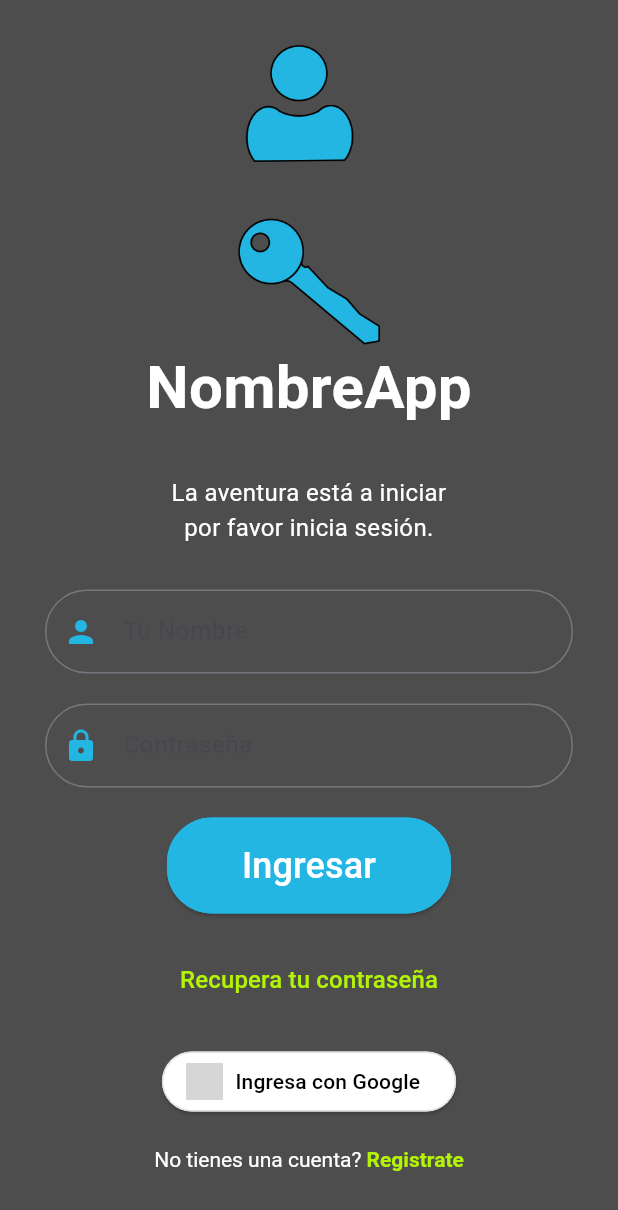
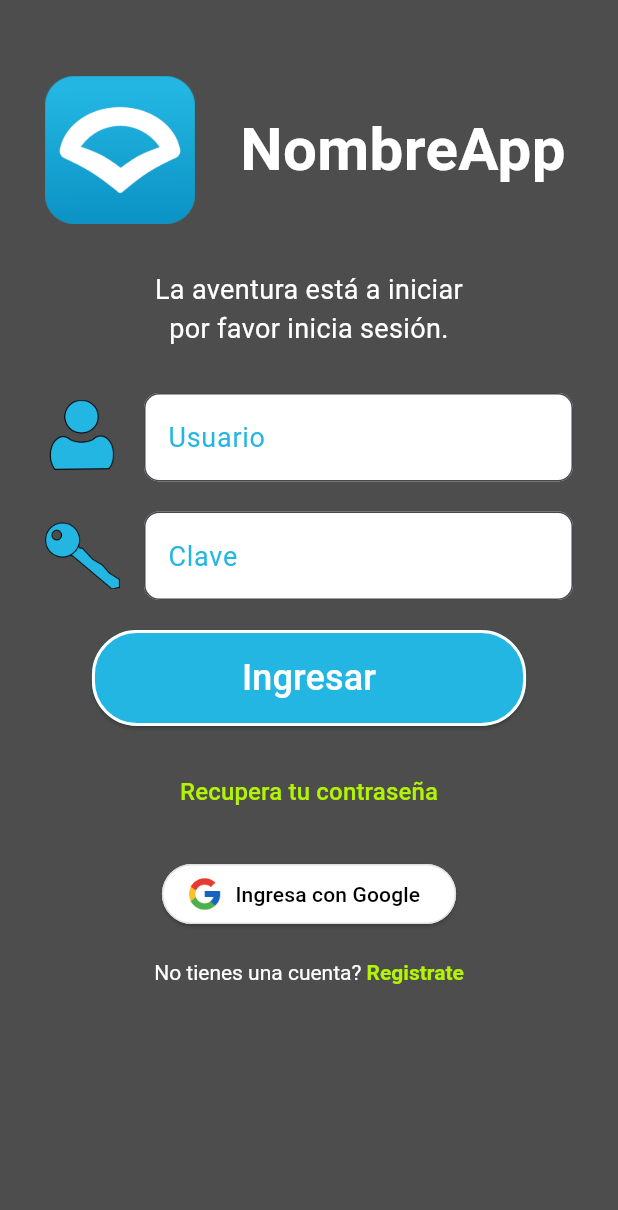
Before and after one commit to jonakls/trabajo_3, a Flutter app: the screen it shows after launch, after a tap on "Comienza", on a phone screen of 412 x 824 dp. Shown: the top 1210 px of the screen. Run offline on Flutter 3.47's test engine with Material 3 defaults, Android fonts, the light colour scheme and no system bars; grey boxes are pictures that could not be loaded.

Commit message:
feat: subir ultimos cambios de diseño de la app

```diff
--- a/lib/core/string.dart
+++ b/lib/core/string.dart
@@ -1,7 +1,8 @@
 class AppString {
   static const String nameApp = "NombreApp";
+  static const String authorName = "Jonathan Narvaez P.";
   static const String descriptionApp =
-      "Inicia una nueva aventura con\nNombreDeLaApp y descubra una\nnueva foprma de ver el mundo.";
+      "Inicia una nueva aventura con\nNombreDeLaApp y descubra una\nnueva forma de ver el mundo.";
   static const String buttonStartApp = "Comienza";
   static const String registerTextApp = "Registrate";
   static const String loginButtonText = "Ingresar";
--- a/lib/screen/screen_home.dart
+++ b/lib/screen/screen_home.dart
@@ -10,11 +10,13 @@ class HomeScreen extends StatelessWidget {
   Widget build(BuildContext context) {
     return Scaffold(
       backgroundColor: AppColor.gray,
-      body: Column(
+      body: Padding(
+        padding: const EdgeInsets.all(10.0),
+        child: Column(
           mainAxisAlignment: MainAxisAlignment.center,
           children: [
+            // Logo
             const Spacer(),
-          // Logo
             Image.asset(
               'assets/icons/app_logo.png', // Reemplaza con la ruta correcta de tu logo
               width: 200,
@@ -22,7 +24,7 @@ class HomeScreen extends StatelessWidget {
               fit: BoxFit.contain,
             ),
 
-          const SizedBox(height: 20),
+            const SizedBox(height: 30),
 
             // Nombre de la App
             Text(
@@ -34,7 +36,7 @@ class HomeScreen extends StatelessWidget {
               ),
             ),
 
-          const SizedBox(height: 40),
+            const SizedBox(height: 80),
 
             // Descripción
             const Padding(
@@ -46,7 +48,7 @@ class HomeScreen extends StatelessWidget {
               ),
             ),
 
-          const SizedBox(height: 30),
+            const SizedBox(height: 80),
 
             // Botón "Comienza"
             ElevatedButton(
@@ -55,7 +57,10 @@ class HomeScreen extends StatelessWidget {
               },
               style: ElevatedButton.styleFrom(
                 backgroundColor: AppColor.blue,
-              padding: const EdgeInsets.symmetric(horizontal: 50, vertical: 15),
+                padding: const EdgeInsets.symmetric(
+                  horizontal: 50,
+                  vertical: 15,
+                ),
                 shape: RoundedRectangleBorder(
                   borderRadius: BorderRadius.circular(30),
                   side: BorderSide(color: AppColor.white, width: 2),
@@ -84,8 +89,9 @@ class HomeScreen extends StatelessWidget {
               ),
             ),
 
-          const Spacer(), // Espaciado inferior
+            const Spacer(),
           ],
+        ),
       ),
     );
   }
--- a/lib/screen/screen_login.dart
+++ b/lib/screen/screen_login.dart
@@ -15,13 +15,16 @@ class LoginScreen extends StatelessWidget {
         child: Column(
           mainAxisAlignment: MainAxisAlignment.center,
           children: [
+            const SizedBox(height: 20),
+            Row(
+              children: [
                 Image.asset(
-              'assets/icons/app_logo.png', // Reemplaza con la ruta correcta de tu logo
-              width: 200,
-              height: 200,
+                  'assets/icons/app_logo.png',
+                  width: 100,
+                  height: 100,
                   fit: BoxFit.contain,
                 ),
-
+                const SizedBox(width: 30),
                 Text(
                   AppString.nameApp,
                   style: TextStyle(
@@ -30,24 +33,32 @@ class LoginScreen extends StatelessWidget {
                     fontWeight: FontWeight.bold,
                   ),
                 ),
-
+              ],
+            ),
             const SizedBox(height: 30),
             const Text(
               AppString.registerDescription,
               textAlign: TextAlign.center,
-              style: TextStyle(color: AppColor.white, fontSize: 16),
+              style: TextStyle(color: AppColor.white, fontSize: 18),
             ),
             const SizedBox(height: 30),
             TextField(
               decoration: InputDecoration(
-                hintText: 'Tu Nombre',
-                prefixIcon: const Icon(Icons.person, color: AppColor.blue),
+                icon: Image.asset(
+                  'assets/icons/user_icon.png',
+                  width: 50,
+                  height: 50,
+                ),
+                hintText: 'Usuario',
+                hintStyle: TextStyle(color: AppColor.blue, fontSize: 18),
+                filled: true,
+                fillColor: AppColor.white,
                 border: OutlineInputBorder(
-                  borderRadius: BorderRadius.circular(30),
+                  borderRadius: BorderRadius.circular(10),
                   borderSide: BorderSide(color: AppColor.blue),
                 ),
                 focusedBorder: OutlineInputBorder(
-                  borderRadius: BorderRadius.circular(30),
+                  borderRadius: BorderRadius.circular(10),
                   borderSide: const BorderSide(color: AppColor.blue, width: 2),
                 ),
               ),
@@ -56,14 +67,21 @@ class LoginScreen extends StatelessWidget {
             TextField(
               obscureText: true,
               decoration: InputDecoration(
-                hintText: 'Contraseña',
-                prefixIcon: const Icon(Icons.lock, color: AppColor.blue),
+                icon: Image.asset(
+                  'assets/icons/key_icon.png',
+                  width: 50,
+                  height: 50,
+                ),
+                hintText: 'Clave',
+                hintStyle: TextStyle(color: AppColor.blue, fontSize: 18),
+                filled: true,
+                fillColor: AppColor.white,
                 border: OutlineInputBorder(
-                  borderRadius: BorderRadius.circular(30),
+                  borderRadius: BorderRadius.circular(10),
                   borderSide: BorderSide(color: AppColor.blue),
                 ),
                 focusedBorder: OutlineInputBorder(
-                  borderRadius: BorderRadius.circular(30),
+                  borderRadius: BorderRadius.circular(10),
                   borderSide: const BorderSide(color: AppColor.blue, width: 2),
                 ),
               ),
@@ -76,12 +94,12 @@ class LoginScreen extends StatelessWidget {
               style: ElevatedButton.styleFrom(
                 backgroundColor: AppColor.blue,
                 padding: const EdgeInsets.symmetric(
-                  horizontal: 50,
+                  horizontal: 100,
                   vertical: 15,
                 ),
                 shape: RoundedRectangleBorder(
                   borderRadius: BorderRadius.circular(30),
-                  side: BorderSide(color: AppColor.blue, width: 2),
+                  side: BorderSide(color: AppColor.white, width: 2),
                 ),
               ),
               child: const Text(
@@ -105,7 +123,7 @@ class LoginScreen extends StatelessWidget {
                 // TODO: Implement Google Sign-In
               },
               icon: Image.asset(
-                'assets/icons/google.png',
+                'assets/icons/google_icon.png',
                 width: 25,
                 height: 25,
               ),
--- a/lib/screen/screen_splash.dart
+++ b/lib/screen/screen_splash.dart
@@ -14,7 +14,7 @@ class _SplashScreenState extends State<SplashScreen> {
   @override
   void initState() {
     super.initState();
-    Future.delayed(const Duration(seconds: 3), () {
+    Future.delayed(const Duration(seconds: 5), () {
       Navigator.of(context).pushReplacementNamed(Routes.homePath);
     });
   }
@@ -42,10 +42,11 @@ class _SplashScreenState extends State<SplashScreen> {
           Align(
             alignment: Alignment.centerRight,
             child: Text(
-              AppString.nameApp,
+              AppString.authorName,
               style: TextStyle(color: AppColor.white, fontSize: 20),
             ),
           ),
+          const SizedBox(height: 30),
         ],
       ),
     );
```
Also changed, not shown: assets/icons/app_logo.png, assets/icons/google_icon.png (added), assets/icons/key_icon.png (added), assets/icons/user_icon.png (added). Lines whose indentation alone changed are shown as unchanged.
